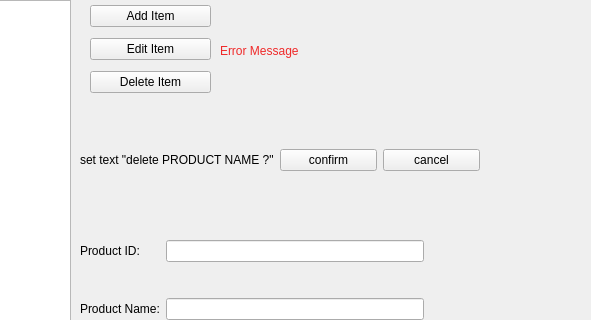
Old version of the form mainwindow.ui in the repository Big-Dogs/Bulk-Club-Project; both pictures show x 540 to 1131 and y 150 to 470 of the 1280 by 720 pixel window.
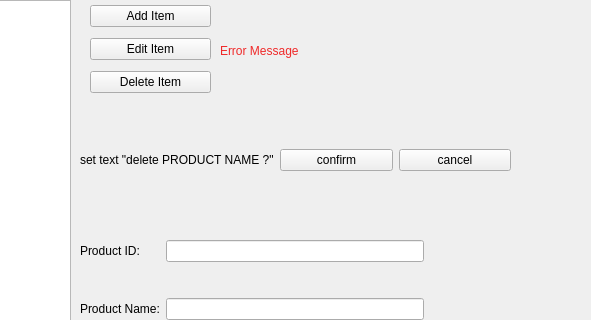
New version of the form.

Patch:
```diff
--- a/mainwindow.ui
+++ b/mainwindow.ui
@@ -822,7 +822,7 @@
          <rect>
           <x>620</x>
           <y>150</y>
-          <width>400</width>
+          <width>431</width>
           <height>80</height>
          </rect>
         </property>
```
